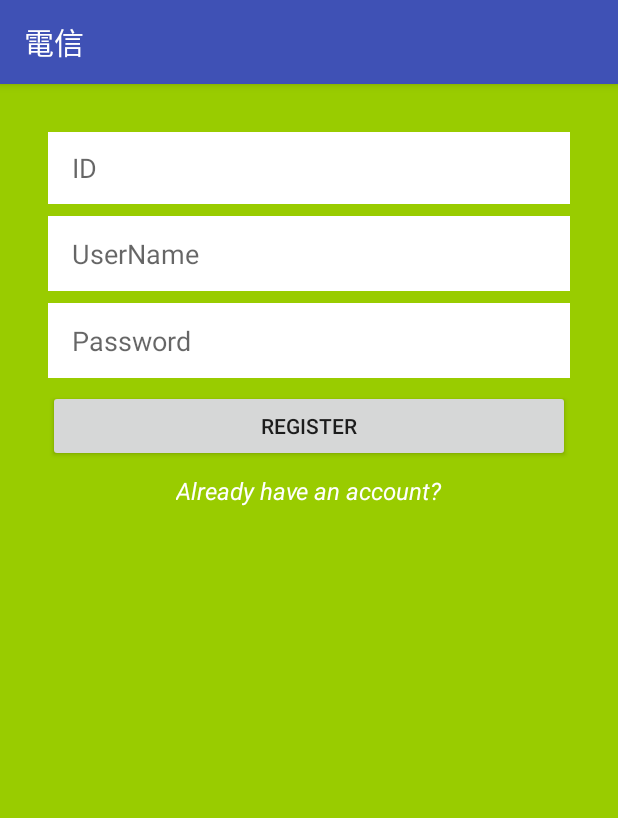
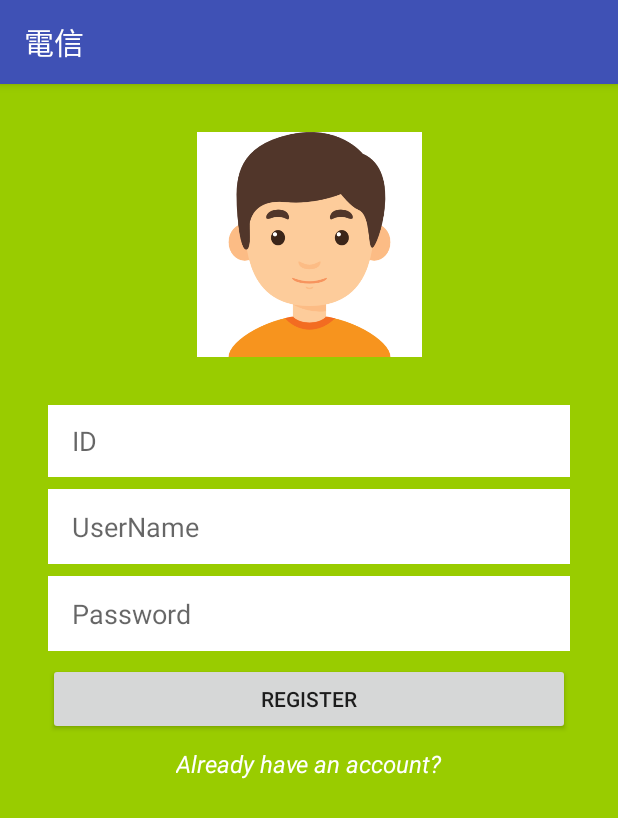
Before and after one commit to line-school2018summer/kyotob_android, an Android app: the RegisterActivity screen opened directly, with no data from a screen before it, on a phone screen of 412 x 824 dp. Shown: the top 818 px of the screen. Run offline under Robolectric (Android 15) with nearby library versions, the phone set to English and light mode, and no system bars; libraries missing offline, so code that uses them is left out: kotlin.coroutines.experimental, kotlinx.coroutines.experimental, ru.gildor.coroutines; pictures from the network do not load.

Commit message:
no message

```diff
--- a/app/src/main/res/layout/activity_register.xml
+++ b/app/src/main/res/layout/activity_register.xml
@@ -20,7 +20,7 @@
         android:paddingLeft="16dp"
         app:layout_constraintEnd_toEndOf="parent"
         app:layout_constraintStart_toStartOf="parent"
-        app:layout_constraintTop_toTopOf="parent" />
+        app:layout_constraintTop_toBottomOf="@+id/user_icon" />
 
     <EditText
         android:id="@+id/username_edittext_register"
@@ -77,4 +77,16 @@
         app:layout_constraintStart_toStartOf="@+id/register_button_register"
         app:layout_constraintTop_toBottomOf="@+id/register_button_register" />
 
+    <ImageView
+        android:id="@+id/user_icon"
+        android:layout_width="150dp"
+        android:layout_height="150dp"
+        android:layout_marginEnd="8dp"
+        android:layout_marginStart="8dp"
+        android:layout_marginTop="32dp"
+        android:background="@android:color/white"
+        app:layout_constraintEnd_toEndOf="parent"
+        app:layout_constraintStart_toStartOf="parent"
+        app:layout_constraintTop_toTopOf="parent" />
+
 </android.support.constraint.ConstraintLayout>
--- /dev/null
+++ b/app/src/main/res/xml/file_paths.xml
@@ -0,0 +1,4 @@
+<?xml version="1.0" encoding="utf-8"?>
+<paths xmlns:android="http://schemas.android.com/apk/res/android">
+    <external-path name="my_images" path="Android/data/com.kyotob.client/files/Pictures" />
+</paths>
```
Also changed, not shown: app/src/main/AndroidManifest.xml (+16 -0 lines), app/src/main/java/com/kyotob/client/register/RegisterActivity.kt (+98 -4 lines), app/src/main/res/drawable/boy.png (added).
